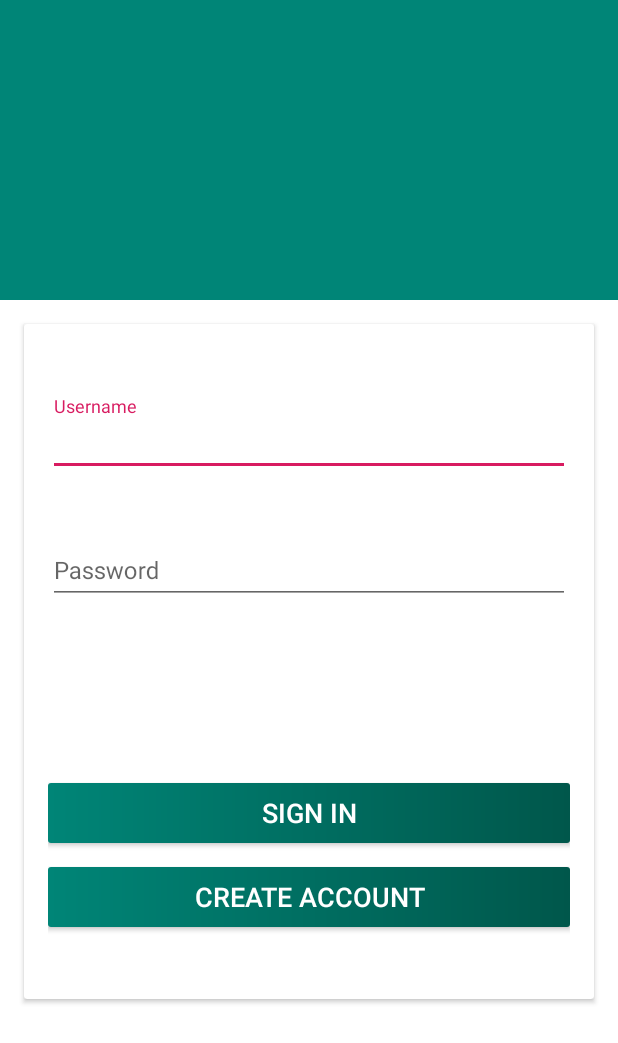
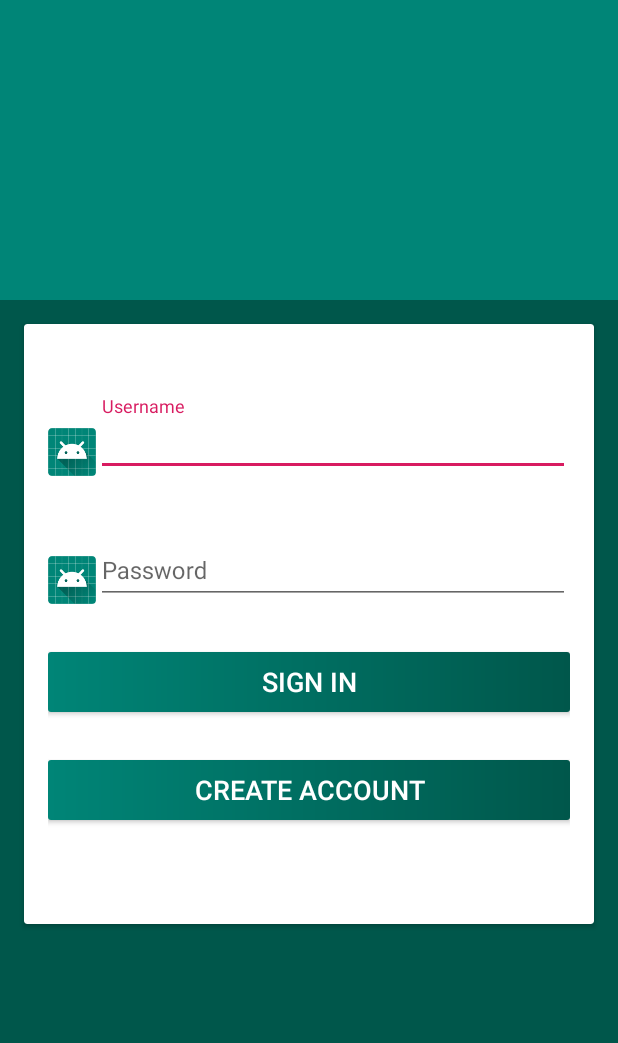
Before and after one commit to LinkEdgar/Lost, an Android app: the screen it shows after launch (LoginActivity), on a phone screen of 412 x 824 dp. Shown: the top 1043 px of the screen. Run offline under Robolectric (Android 15) with nearby library versions, the phone set to English and light mode, and no system bars.

Commit message:
Added Icons to login UI

```diff
--- a/app/build.gradle
+++ b/app/build.gradle
@@ -23,6 +23,10 @@ android {
 }
 
 dependencies {
+    def lifecycle_version = "2.0.0"
+
+
+    implementation "androidx.lifecycle:lifecycle-extensions:$lifecycle_version"
     implementation 'com.google.android.material:material:1.1.0-alpha09'
     implementation 'androidx.cardview:cardview:1.0.0'
     implementation fileTree(dir: 'libs', include: ['*.jar'])
--- a/app/src/main/java/com/example/lost/Activities/LoginActivity.kt
+++ b/app/src/main/java/com/example/lost/Activities/LoginActivity.kt
@@ -2,12 +2,21 @@ package com.example.lost.Activities
 
 import android.os.Bundle
 import androidx.appcompat.app.AppCompatActivity
+import androidx.lifecycle.ViewModelProviders
 import com.example.lost.R
+import com.example.lost.ViewModels.LoginFragmentViewModel
+import kotlinx.android.synthetic.main.fragment_login.*
 
 class LoginActivity : AppCompatActivity() {
 
+    private lateinit var viewModel: LoginFragmentViewModel
     override fun onCreate(savedInstanceState: Bundle?) {
         super.onCreate(savedInstanceState)
         setContentView(R.layout.activity_main)
+        viewModel = ViewModelProviders.of(this).get(LoginFragmentViewModel::class.java)
+    }
+
+    private fun setUi(){
+
     }
 }
--- /dev/null
+++ b/app/src/main/java/com/example/lost/ViewModels/LoginFragmentViewModel.kt
@@ -0,0 +1,29 @@
+package com.example.lost.ViewModels
+
+import android.content.Context
+import android.content.Intent
+import androidx.lifecycle.MutableLiveData
+import androidx.lifecycle.ViewModel
+import com.example.lost.Activities.LoginActivity
+
+class LoginFragmentViewModel : ViewModel(){
+
+    private var isValidCredentials: MutableLiveData<Boolean> = MutableLiveData()
+
+    fun validateCredentials(username: String, password: String):Boolean{
+        return true
+    }
+
+    fun onLoginClicked(username: String, password: String): MutableLiveData<Boolean>{
+        isValidCredentials.value = validateCredentials(username, password)
+        return isValidCredentials
+    }
+
+    fun switchActivities(context: Context){
+
+        //todo switch the destination
+        val intent = Intent(context, LoginActivity::class.java)
+        intent.flags = Intent.FLAG_ACTIVITY_NEW_TASK or Intent.FLAG_ACTIVITY_CLEAR_TASK
+        context.startActivity(intent)
+    }
+}
--- a/app/src/main/res/layout/fragment_login.xml
+++ b/app/src/main/res/layout/fragment_login.xml
@@ -1,11 +1,12 @@
 <?xml version="1.0" encoding="utf-8"?>
 <androidx.constraintlayout.widget.ConstraintLayout
-        android:background="@android:color/white"
         xmlns:android="http://schemas.android.com/apk/res/android"
         xmlns:app="http://schemas.android.com/apk/res-auto"
         xmlns:tools="http://schemas.android.com/tools"
+        android:background="@color/colorPrimaryDark"
         android:layout_width="match_parent"
-        android:layout_height="match_parent">
+        android:layout_height="match_parent"
+        android:id="@+id/constraintLayout">
 
     <View
             android:background="@color/colorPrimary"
@@ -32,23 +33,35 @@
             <com.google.android.material.textfield.TextInputLayout
                     android:id="@+id/layout_username"
                     android:layout_width="match_parent"
+                    android:layout_marginLeft="@dimen/icon_size"
                     android:layout_height="wrap_content"
                     tools:layout_editor_absoluteX="0dp"
                     android:layout_marginTop="@dimen/vertical_margin_large"
+                    app:layout_constraintLeft_toRightOf="@+id/user_name_icon"
                     app:layout_constraintTop_toTopOf="parent">
 
                 <com.google.android.material.textfield.TextInputEditText
                         android:textSize="@dimen/hint_text_size"
                         android:hint="@string/login_username_hint"
                         android:layout_width="match_parent"
-                        android:layout_height="wrap_content"/>
+                        android:layout_height="wrap_content"
+                        android:id="@+id/textInputEditText"/>
             </com.google.android.material.textfield.TextInputLayout>
+
+            <ImageView
+                    android:id="@+id/user_name_icon"
+                    android:src="@mipmap/ic_launcher_round"
+                    android:layout_width="@dimen/icon_size"
+                    android:layout_height="@dimen/icon_size"
+                    app:layout_constraintStart_toStartOf="parent"
+                    app:layout_constraintBottom_toBottomOf="@+id/layout_username"/>
 
             <com.google.android.material.textfield.TextInputLayout
                     android:id="@+id/layout_hint"
                     android:layout_width="match_parent"
                     android:layout_height="wrap_content"
                     tools:layout_editor_absoluteX="0dp"
+                    android:layout_marginLeft="@dimen/icon_size"
                     android:layout_marginTop="@dimen/vertical_margin_large"
                     app:layout_constraintTop_toBottomOf="@id/layout_username">
 
@@ -59,7 +72,16 @@
                         android:layout_height="wrap_content"/>
             </com.google.android.material.textfield.TextInputLayout>
 
+            <ImageView
+                    android:src="@mipmap/ic_launcher_round"
+                    android:layout_width="@dimen/icon_size"
+                    android:layout_height="@dimen/icon_size"
+                    app:layout_constraintBottom_toBottomOf="@+id/layout_hint"
+                    app:layout_constraintStart_toStartOf="parent"
+                    />
+
             <Button
+                    android:layout_marginTop="@dimen/vertical_margin_large"
                     android:id="@+id/sign_in_bt"
                     android:textColor="@android:color/white"
                     android:textSize="@dimen/button_text_size"
@@ -69,9 +91,11 @@
                     android:layout_height="40dp"
                     tools:layout_editor_absoluteX="0dp"
                     android:layout_marginBottom="@dimen/vertical_margin"
-                    app:layout_constraintBottom_toTopOf="@+id/create_account_bt"/>
+                    app:layout_constraintBottom_toTopOf="@+id/create_account_bt"
+                    app:layout_constraintTop_toBottomOf="@+id/layout_hint"/>
 
             <Button
+                    android:layout_marginTop="@dimen/vertical_margin_large"
                     android:id="@+id/create_account_bt"
                     android:textColor="@android:color/white"
                     android:textSize="@dimen/button_text_size"
@@ -80,8 +104,8 @@
                     android:layout_width="match_parent"
                     android:layout_height="40dp"
                     tools:layout_editor_absoluteX="0dp"
-                    android:layout_marginBottom="@dimen/vertical_margin_large"
-                    app:layout_constraintBottom_toBottomOf="parent"/>
+                    app:layout_constraintTop_toBottomOf="@+id/sign_in_bt"
+                    tools:layout_editor_absoluteY="296dp"/>
 
         </androidx.constraintlayout.widget.ConstraintLayout>
     </androidx.cardview.widget.CardView>
--- a/app/src/main/res/values/dimen.xml
+++ b/app/src/main/res/values/dimen.xml
@@ -6,10 +6,11 @@
     <dimen name="vertical_margin_large">32dp</dimen>
     <dimen name="horizontal_margin_large">32dp</dimen>
     <dimen name="button_text_size">18sp</dimen>
+    <dimen name="icon_size">32dp</dimen>
 
     <dimen name="hint_text_size">16sp</dimen>
     <!-- Login Fragment-->
     <dimen name="divider_height">200dp</dimen>
-    <dimen name="login_card">450dp</dimen>
+    <dimen name="login_card">400dp</dimen>
 
 </resources>
```
Lines whose indentation alone changed are shown as unchanged.
